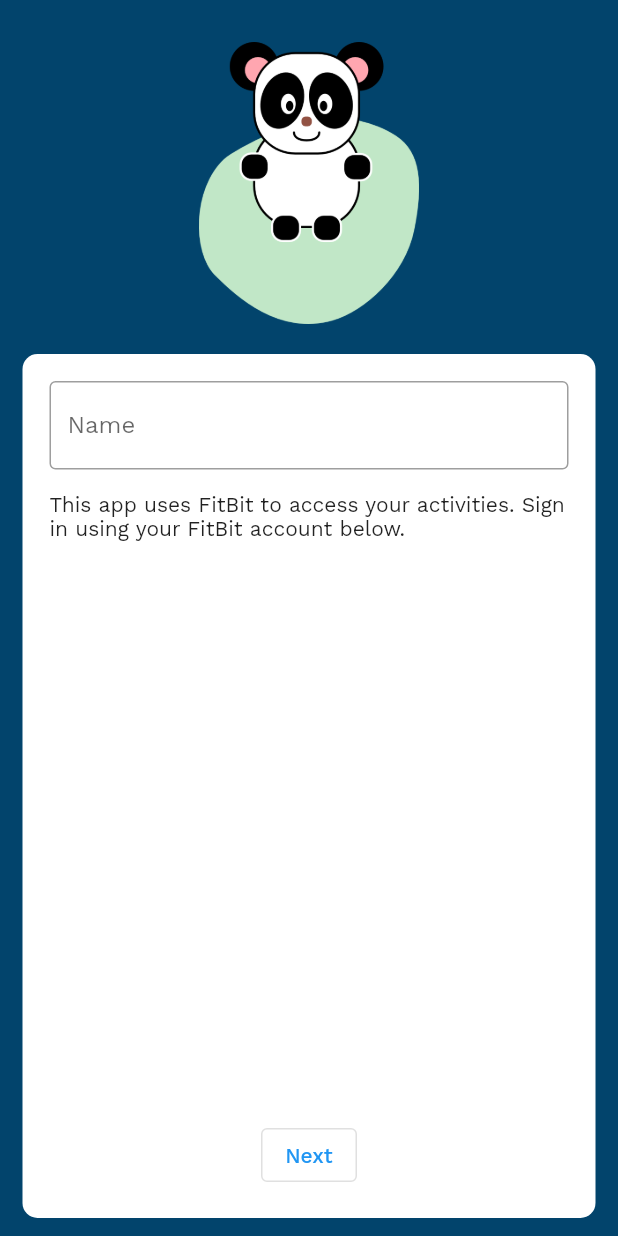
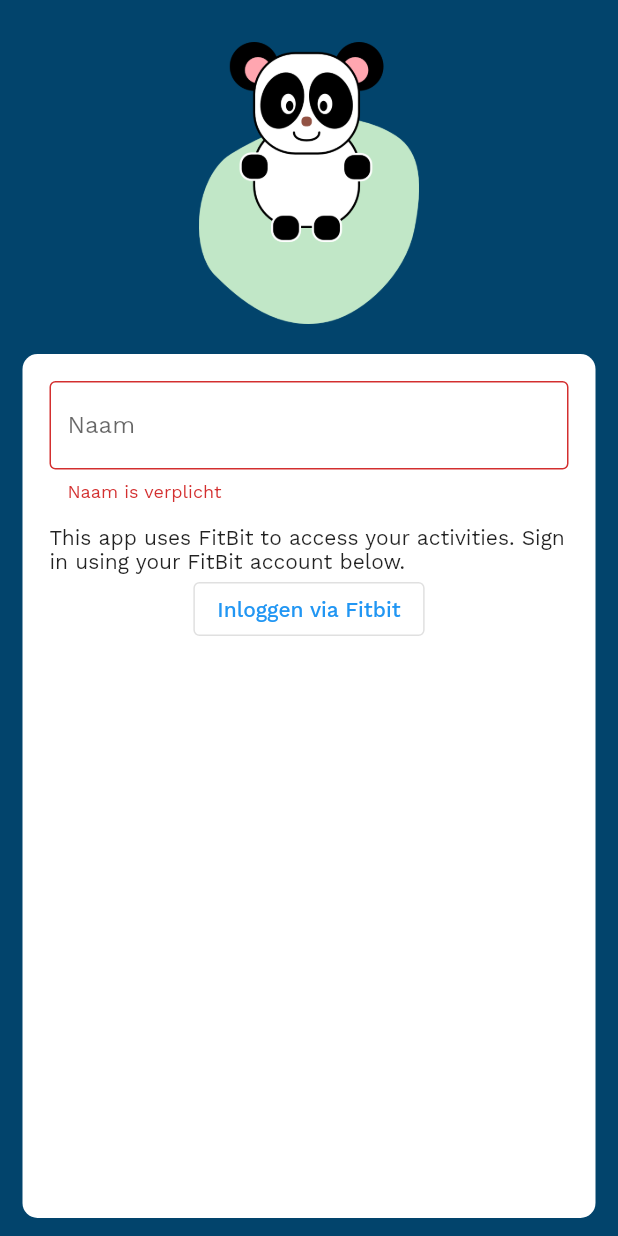
Before and after one commit to Panda-Incorporated/Panda.Mobile, a Flutter app: the screen it shows after launch, on a phone screen of 412 x 824 dp. Run offline on Flutter 3.47's test engine with Material 2 defaults, Android fonts, the phone set to English and light mode, and no system bars; our stand-ins replace fl_chart, percent_indicator, sqflite; missing offline and left inert: flutter_inappwebview, glyphicon; accounts and stored records are empty.

Commit message:
fixed some things

```diff
--- a/lib/Models/Activity.dart
+++ b/lib/Models/Activity.dart
@@ -51,7 +51,7 @@ class Activity {
   factory Activity.fromMap(Map<String, dynamic> map, {DateTime dateTime}) {
     return Activity.fill(
       name: map['name'],
-      date: dateTime != null ? dateTime : DateTime.parse(map['date']),
+      date: dateTime != null ? dateTime : DateFormat().parse(map['date']),
       distance: map['distance'],
       duration: Duration(milliseconds: map['duration']),
     );
--- a/lib/Pages/Home.dart
+++ b/lib/Pages/Home.dart
@@ -81,7 +81,7 @@ class _HomeState extends State<Home> {
           child: Column(children: [
             loading
                 ? Center(child: CircularProgressIndicator())
-                : goals != null && goals.length > 0
+                : goals != null && goals.where((e) => e.finished).length > 0
                     ? ShowGoals(
                         onGoalSelected: (goal) {
                           Navigator.push(
--- a/lib/Pages/IntroPages/StartPage.dart
+++ b/lib/Pages/IntroPages/StartPage.dart
@@ -19,6 +19,8 @@ class _StartPageState extends State<StartPage> {
   TextEditingController controller;
   String username;
   bool done = false;
+  final _formKey = GlobalKey<FormState>();
+  bool everythingDone = false;
   @override
   void initState() {
     super.initState();
@@ -45,15 +47,18 @@ class _StartPageState extends State<StartPage> {
             username: username));
         loading = false;
         done = true;
+        everythingDone = true;
         setState(() {});
       } else {
         loading = false;
         done = false;
+        everythingDone = false;
         setState(() {});
       }
     } else {
       loading = false;
       done = false;
+      everythingDone = false;
       setState(() {});
     }
   }
@@ -94,19 +99,46 @@ class _StartPageState extends State<StartPage> {
                           child: Column(
                             crossAxisAlignment: CrossAxisAlignment.start,
                             children: <Widget>[
-                              TextFormField(
-                                style: TextStyle(),
-                                controller: controller,
-                                decoration: InputDecoration(
-                                    labelText: 'Name',
+                              Form(
+                                key: _formKey,
+                                autovalidateMode: AutovalidateMode.always,
+                                child: TextFormField(
+                                  validator: (val) {
+                                    if (val == null || val.isEmpty) {
+                                      return "Naam is verplicht";
+                                    }
+                                    return null;
+                                  },
+                                  style: TextStyle(),
+                                  controller: controller,
+                                  decoration: InputDecoration(
+                                    labelText: 'Naam',
                                     border: OutlineInputBorder(),
-                                    hintText: 'How do we call you?...'),
+                                    hintText: 'Hoe mogen we je noemen?...',
+                                  ),
+                                ),
                               ),
                               Container(
                                 height: 15,
                               ),
                               Text(
                                   "This app uses FitBit to access your activities. Sign in using your FitBit account below."),
+                              Center(
+                                child: OutlinedButton(
+                                    child: Text("Inloggen via Fitbit"),
+                                    onPressed: () {
+                                      if (_formKey.currentState.validate()) {
+                                        saveData();
+                                      } else {
+                                        ScaffoldMessenger.of(context)
+                                            .showSnackBar(SnackBar(
+                                                behavior:
+                                                    SnackBarBehavior.floating,
+                                                content: Text(
+                                                    'Er is nog geen naam ingevuld')));
+                                      }
+                                    }),
+                              )
                             ],
                           ),
                         ),
@@ -116,11 +148,14 @@ class _StartPageState extends State<StartPage> {
                             crossAxisAlignment: CrossAxisAlignment.end,
                             mainAxisAlignment: MainAxisAlignment.center,
                             children: <Widget>[
-                              OutlinedButton(
-                                  child: Text("Next"),
-                                  onPressed: () {
-                                    if (widget.onDone != null) widget.onDone();
-                                  })
+                              everythingDone
+                                  ? OutlinedButton(
+                                      child: Text("Volgende"),
+                                      onPressed: () {
+                                        if (widget.onDone != null)
+                                          widget.onDone();
+                                      })
+                                  : Container(),
                             ],
                           ),
                         )
```
Also changed, not shown: lib/Models/Goal.dart (+20 -6 lines), lib/Providers/DBProvider.dart (+8 -3 lines), lib/Providers/GoalProvider.dart (+5 -5 lines).
